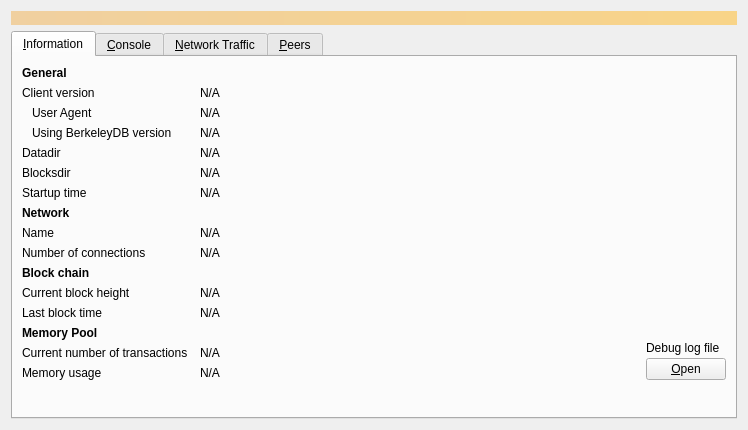
This is src/qt/forms/debugwindow.ui in eleccoin/eleccoin as Qt 5 draws it before an edit. The edited form follows.
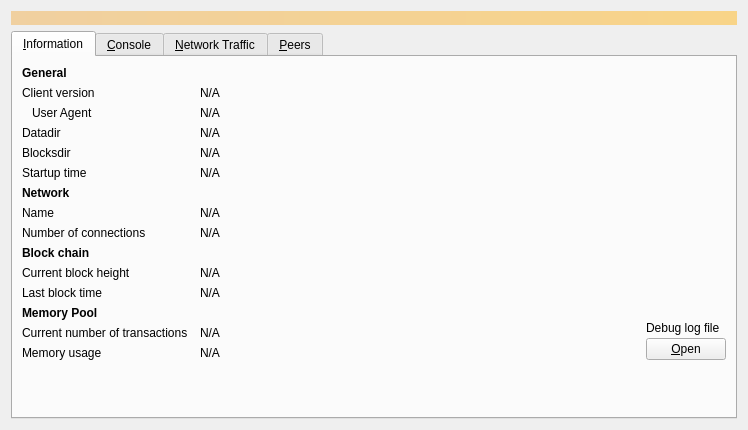
This is the edited form. Icons and pictures are not drawn. Custom widgets are drawn as their Qt base class.

Commit message: gui: Remove BDB version from the Information tab

```diff
--- a/src/qt/forms/debugwindow.ui
+++ b/src/qt/forms/debugwindow.ui
@@ -109,39 +109,13 @@
         </widget>
        </item>
        <item row="3" column="0">
-        <widget class="QLabel" name="label_berkeleyDBVersion">
-         <property name="text">
-          <string>Using BerkeleyDB version</string>
-         </property>
-         <property name="indent">
-          <number>10</number>
-         </property>
-        </widget>
-       </item>
-       <item row="3" column="1" colspan="2">
-        <widget class="QLabel" name="berkeleyDBVersion">
-         <property name="cursor">
-          <cursorShape>IBeamCursor</cursorShape>
-         </property>
-         <property name="text">
-          <string>N/A</string>
-         </property>
-         <property name="textFormat">
-          <enum>Qt::PlainText</enum>
-         </property>
-         <property name="textInteractionFlags">
-          <set>Qt::LinksAccessibleByMouse|Qt::TextSelectableByKeyboard|Qt::TextSelectableByMouse</set>
-         </property>
-        </widget>
-       </item>
-       <item row="4" column="0">
         <widget class="QLabel" name="label_12">
          <property name="text">
           <string>Datadir</string>
          </property>
         </widget>
        </item>
-       <item row="4" column="1" colspan="2">
+       <item row="3" column="1" colspan="2">
         <widget class="QLabel" name="dataDir">
          <property name="cursor">
           <cursorShape>IBeamCursor</cursorShape>
@@ -163,14 +137,14 @@
          </property>
         </widget>
        </item>
-       <item row="5" column="0">
+       <item row="4" column="0">
         <widget class="QLabel" name="label_11">
          <property name="text">
           <string>Blocksdir</string>
          </property>
         </widget>
        </item>
-       <item row="5" column="1" colspan="2">
+       <item row="4" column="1" colspan="2">
         <widget class="QLabel" name="blocksDir">
          <property name="cursor">
           <cursorShape>IBeamCursor</cursorShape>
@@ -192,14 +166,14 @@
          </property>
         </widget>
        </item>
-       <item row="6" column="0">
+       <item row="5" column="0">
         <widget class="QLabel" name="label_13">
          <property name="text">
           <string>Startup time</string>
          </property>
         </widget>
        </item>
-       <item row="6" column="1" colspan="2">
+       <item row="5" column="1" colspan="2">
         <widget class="QLabel" name="startupTime">
          <property name="cursor">
           <cursorShape>IBeamCursor</cursorShape>
@@ -215,7 +189,7 @@
          </property>
         </widget>
        </item>
-       <item row="7" column="0">
+       <item row="6" column="0">
         <widget class="QLabel" name="labelNetwork">
          <property name="font">
           <font>
@@ -228,14 +202,14 @@
          </property>
         </widget>
        </item>
-       <item row="8" column="0">
+       <item row="7" column="0">
         <widget class="QLabel" name="label_8">
          <property name="text">
           <string>Name</string>
          </property>
         </widget>
        </item>
-       <item row="8" column="1" colspan="2">
+       <item row="7" column="1" colspan="2">
         <widget class="QLabel" name="networkName">
          <property name="cursor">
           <cursorShape>IBeamCursor</cursorShape>
@@ -251,14 +225,14 @@
          </property>
         </widget>
        </item>
-       <item row="9" column="0">
+       <item row="8" column="0">
         <widget class="QLabel" name="label_7">
          <property name="text">
           <string>Number of connections</string>
          </property>
         </widget>
        </item>
-       <item row="9" column="1" colspan="2">
+       <item row="8" column="1" colspan="2">
         <widget class="QLabel" name="numberOfConnections">
          <property name="cursor">
           <cursorShape>IBeamCursor</cursorShape>
@@ -274,7 +248,7 @@
          </property>
         </widget>
        </item>
-       <item row="10" column="0">
+       <item row="9" column="0">
         <widget class="QLabel" name="label_10">
          <property name="font">
           <font>
@@ -287,14 +261,14 @@
          </property>
         </widget>
        </item>
-       <item row="11" column="0">
+       <item row="10" column="0">
         <widget class="QLabel" name="label_3">
          <property name="text">
           <string>Current block height</string>
          </property>
         </widget>
        </item>
-       <item row="11" column="1" colspan="2">
+       <item row="10" column="1" colspan="2">
         <widget class="QLabel" name="numberOfBlocks">
          <property name="cursor">
           <cursorShape>IBeamCursor</cursorShape>
@@ -310,14 +284,14 @@
          </property>
         </widget>
        </item>
-       <item row="12" column="0">
+       <item row="11" column="0">
         <widget class="QLabel" name="labelLastBlockTime">
          <property name="text">
           <string>Last block time</string>
          </property>
         </widget>
        </item>
-       <item row="12" column="1" colspan="2">
+       <item row="11" column="1" colspan="2">
         <widget class="QLabel" name="lastBlockTime">
          <property name="cursor">
           <cursorShape>IBeamCursor</cursorShape>
@@ -333,7 +307,7 @@
          </property>
         </widget>
        </item>
-       <item row="13" column="0">
+       <item row="12" column="0">
         <widget class="QLabel" name="labelMempoolTitle">
          <property name="font">
           <font>
@@ -346,14 +320,14 @@
          </property>
         </widget>
        </item>
-       <item row="14" column="0">
+       <item row="13" column="0">
         <widget class="QLabel" name="labelNumberOfTransactions">
          <property name="text">
           <string>Current number of transactions</string>
          </property>
         </widget>
        </item>
-       <item row="14" column="1">
+       <item row="13" column="1">
         <widget class="QLabel" name="mempoolNumberTxs">
          <property name="cursor">
           <cursorShape>IBeamCursor</cursorShape>
@@ -369,14 +343,14 @@
          </property>
         </widget>
        </item>
-       <item row="15" column="0">
+       <item row="14" column="0">
         <widget class="QLabel" name="labelMemoryUsage">
          <property name="text">
           <string>Memory usage</string>
          </property>
         </widget>
        </item>
-       <item row="15" column="1">
+       <item row="14" column="1">
         <widget class="QLabel" name="mempoolSize">
          <property name="cursor">
           <cursorShape>IBeamCursor</cursorShape>
@@ -392,7 +366,7 @@
          </property>
         </widget>
        </item>
-       <item row="13" column="2" rowspan="3">
+       <item row="12" column="2" rowspan="3">
         <layout class="QVBoxLayout" name="verticalLayoutDebugButton">
          <property name="spacing">
           <number>3</number>
@@ -432,7 +406,7 @@
          </item>
         </layout>
        </item>
-       <item row="16" column="0">
+       <item row="15" column="0">
         <spacer name="verticalSpacer">
          <property name="orientation">
           <enum>Qt::Vertical</enum>
```
The commit also changes 1 other file.
